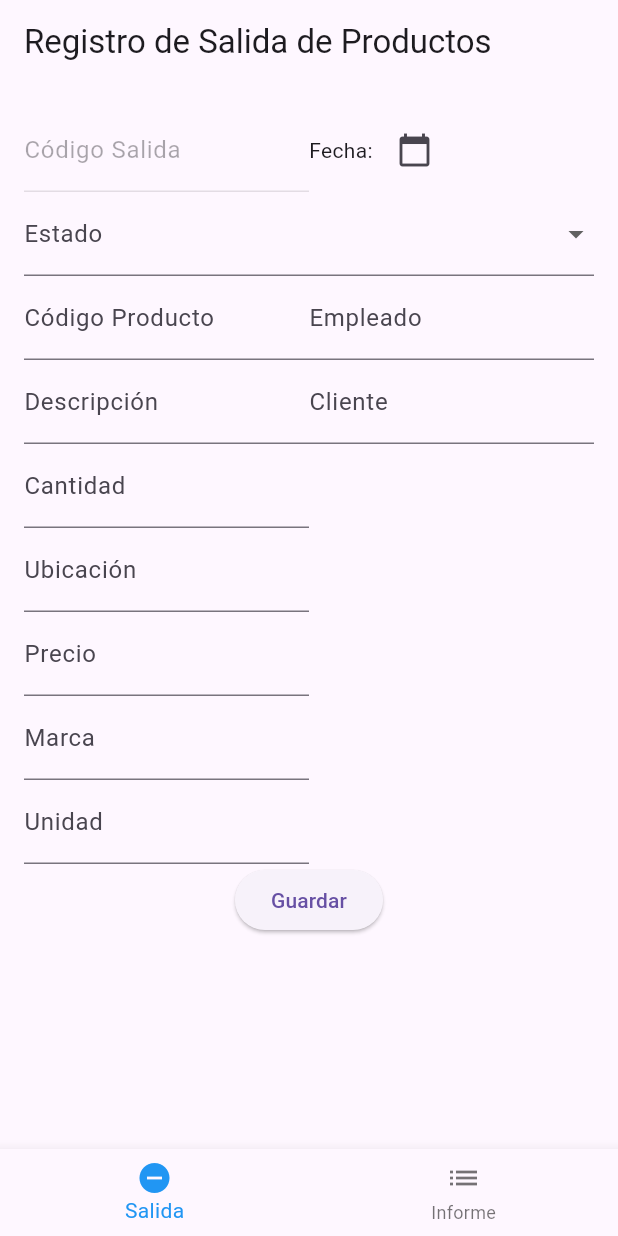
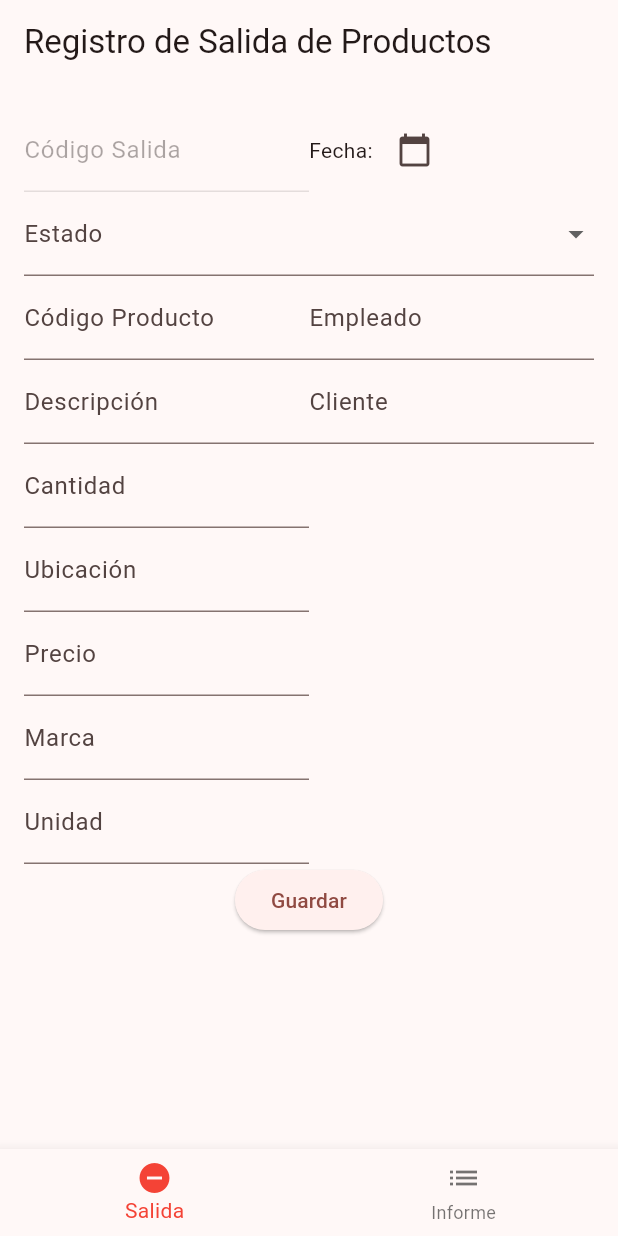
Before and after one commit to Annderx/App, a Flutter app: the Areaadministrativa screen opened directly, after a tap on "Salida", on a phone screen of 412 x 824 dp. Run offline on Flutter 3.47's test engine with Material 3 defaults, Android fonts, the phone set to English and light mode, and no system bars; our stand-ins replace pdf, printing, sqflite; accounts and stored records are empty; statements that could not run were skipped.

Commit message:
MenuNavegacionSalida.dart

```diff
--- a/lib/Administracion/EntradaSalida/MenuNavegacionSalida.dart
+++ b/lib/Administracion/EntradaSalida/MenuNavegacionSalida.dart
@@ -1,5 +1,5 @@
 import 'package:flutter/material.dart';
-import 'package:myapp/Administracion/EntradaSalida/InformeSalida.dart';
+import 'InformeSalida.dart';
 import 'Salida.dart';
 
 class MenuNavegacionSalida extends StatelessWidget {
@@ -10,8 +10,11 @@ class MenuNavegacionSalida extends StatelessWidget {
     return MaterialApp(
       title: 'Salidas App',
       theme: ThemeData(
-        primarySwatch: Colors.blue,
+        colorScheme: ColorScheme.fromSeed(seedColor: Colors.red),
+        useMaterial3: true,
       ),
+      darkTheme: ThemeData.dark(),
+      themeMode: ThemeMode.system,
       home: const SalidaHomePage(),
     );
   }
@@ -27,24 +30,52 @@ class SalidaHomePage extends StatefulWidget {
 class _SalidaHomePageState extends State<SalidaHomePage> {
   int _selectedIndex = 0;
 
+  final List<Widget> _screens = [
+    const RegistroSalida(),
+    const InformeSalidas(),
+  ];
+
   void _onItemTapped(int index) {
-    setState(() {
-      _selectedIndex = index;
-    });
+    setState(() => _selectedIndex = index);
   }
 
   @override
   Widget build(BuildContext context) {
+    bool isWideScreen = MediaQuery.of(context).size.width > 600;
+
     return Scaffold(
-      body: IndexedStack(
-        index: _selectedIndex,
-        children: <Widget>[
-          const RegistroSalida(),
-          const InformeSalidas(),
+      body: Row(
+        children: [
+          if (isWideScreen)
+            NavigationRail(
+              selectedIndex: _selectedIndex,
+              onDestinationSelected: _onItemTapped,
+              labelType: NavigationRailLabelType.all,
+              destinations: const [
+                NavigationRailDestination(
+                  icon: Icon(Icons.remove_circle),
+                  selectedIcon: Icon(Icons.remove_circle, color: Colors.red),
+                  label: Text('Salida'),
+                ),
+                NavigationRailDestination(
+                  icon: Icon(Icons.list),
+                  selectedIcon: Icon(Icons.list, color: Colors.red),
+                  label: Text('Informe'),
+                ),
               ],
             ),
-      bottomNavigationBar: BottomNavigationBar(
-        items: const <BottomNavigationBarItem>[
+          Expanded(
+            child: IndexedStack(
+              index: _selectedIndex,
+              children: _screens,
+            ),
+          ),
+        ],
+      ),
+      bottomNavigationBar: isWideScreen
+          ? null
+          : BottomNavigationBar(
+              items: const [
                 BottomNavigationBarItem(
                   icon: Icon(Icons.remove_circle),
                   label: 'Salida',
@@ -55,7 +86,7 @@ class _SalidaHomePageState extends State<SalidaHomePage> {
                 ),
               ],
               currentIndex: _selectedIndex,
-        selectedItemColor: Colors.blue,
+              selectedItemColor: Colors.red,
               onTap: _onItemTapped,
             ),
     );
```
Lines whose indentation alone changed are shown as unchanged.
